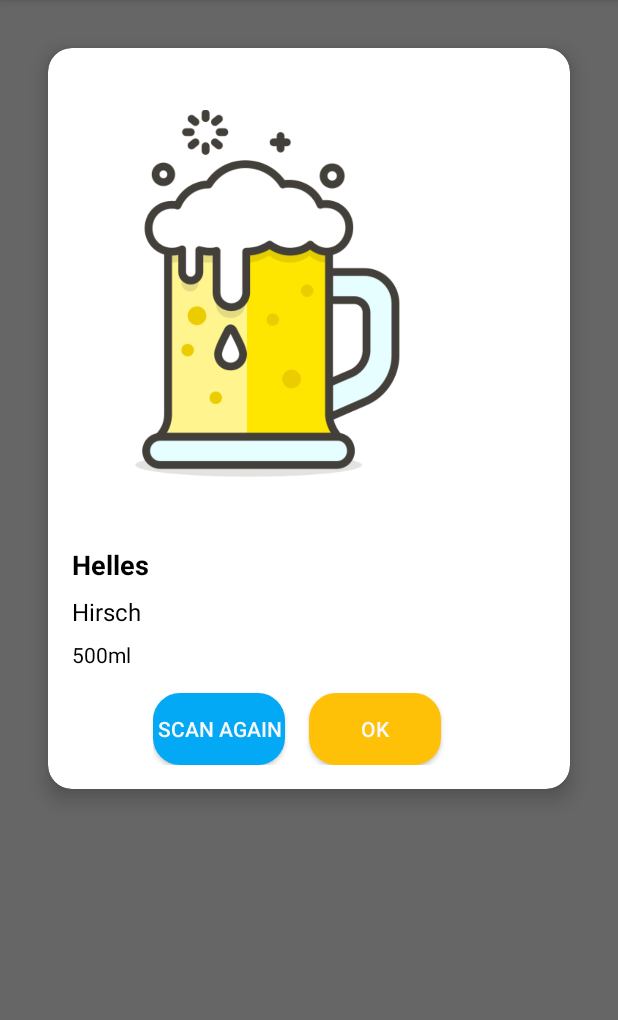
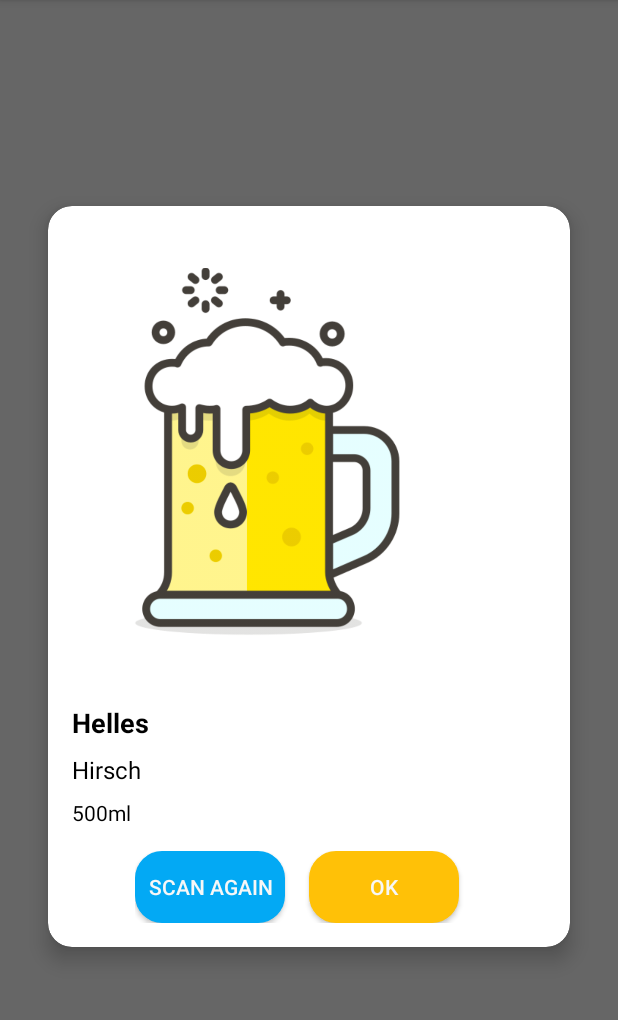
Before and after one commit to FelixWochele/Bierbock, an Android app: the DisplayScannedBeerActivity screen opened directly, with no data from a screen before it, on a phone screen of 412 x 824 dp, the part 84-1104 px from its top. Run offline under Robolectric (Android 15) with nearby library versions, the phone set to English and light mode, and no system bars; 2 statements that could not run were skipped.

Commit message:
Fixed scann activity

```diff
--- a/app/src/main/java/com/bierbock/ScanActivity.java
+++ b/app/src/main/java/com/bierbock/ScanActivity.java
@@ -64,14 +64,15 @@ public class ScanActivity extends AppCompatActivity {
                         //Toast.makeText(ScanActivity.this, result.getText(), Toast.LENGTH_SHORT).show(); //Used for debugging
                         mCodeScanner.stopPreview();
                         Intent intent = new Intent(ScanActivity.this, DisplayScannedBeerActivity.class);
+
                         intent.putExtra("raw_barcode", result.getText());
 
                         if(userCoordinates != null){
                             intent.putExtra("user_location", userCoordinates); //pass user coordinates to the displayScannedBarActivity class
                         }
                         else{
-                            Toast.makeText(ScanActivity.this, "Waiting for location data...", Toast.LENGTH_SHORT).show();
-                            return; // don't start the DisplayScannedBeerActivity if the user location is not available yet
+                            Toast.makeText(ScanActivity.this, "Can't access location Data!", Toast.LENGTH_SHORT).show();
+                            //return; // don't start the DisplayScannedBeerActivity if the user location is not available yet
                         }
 
                         startActivity(intent);
--- a/app/src/main/res/layout/activity_display_scannedbeer.xml
+++ b/app/src/main/res/layout/activity_display_scannedbeer.xml
@@ -4,7 +4,7 @@
     android:layout_width="match_parent"
     android:layout_height="match_parent"
     tools:context=".DisplayScannedBeerActivity"
-    android:background="#666666">
+    android:background="@color/mainColor">
 
     <com.google.android.material.card.MaterialCardView
         android:id="@+id/beer_card"
@@ -13,6 +13,7 @@
         android:layout_margin="32dp"
         app:cardCornerRadius="16dp"
         app:cardElevation="8dp"
+        app:layout_constraintBottom_toBottomOf="parent"
         app:layout_constraintEnd_toEndOf="parent"
         app:layout_constraintStart_toStartOf="parent"
         app:layout_constraintTop_toTopOf="parent">
@@ -29,8 +30,7 @@
                 android:layout_width="250dp"
                 android:layout_height="300dp"
                 android:adjustViewBounds="true"
-                    android:contentDescription="@string/beer_image_description"
-                    />
+                android:contentDescription="@string/beer_image_description" />
 
             <TextView
                 android:id="@+id/product_name"
@@ -63,14 +63,14 @@
             <LinearLayout
                 android:layout_width="wrap_content"
                 android:layout_height="wrap_content"
+                android:layout_gravity="center"
                 android:layout_marginTop="16dp"
-                    android:layout_gravity="center"
                 android:orientation="horizontal">
 
 
                 <androidx.appcompat.widget.AppCompatButton
                     android:id="@+id/scan_again_button"
-                        android:layout_width="wrap_content"
+                    android:layout_width="100dp"
                     android:layout_height="wrap_content"
                     android:layout_marginEnd="16dp"
                     android:background="@drawable/custom_button_secondary_white_bg"
@@ -80,7 +80,7 @@
 
                 <androidx.appcompat.widget.AppCompatButton
                     android:id="@+id/ok_button"
-                        android:layout_width="wrap_content"
+                    android:layout_width="100dp"
                     android:layout_height="wrap_content"
                     android:layout_marginEnd="16dp"
                     android:background="@drawable/custom_button_primary_white_bg"
```
Lines whose indentation alone changed are shown as unchanged.
